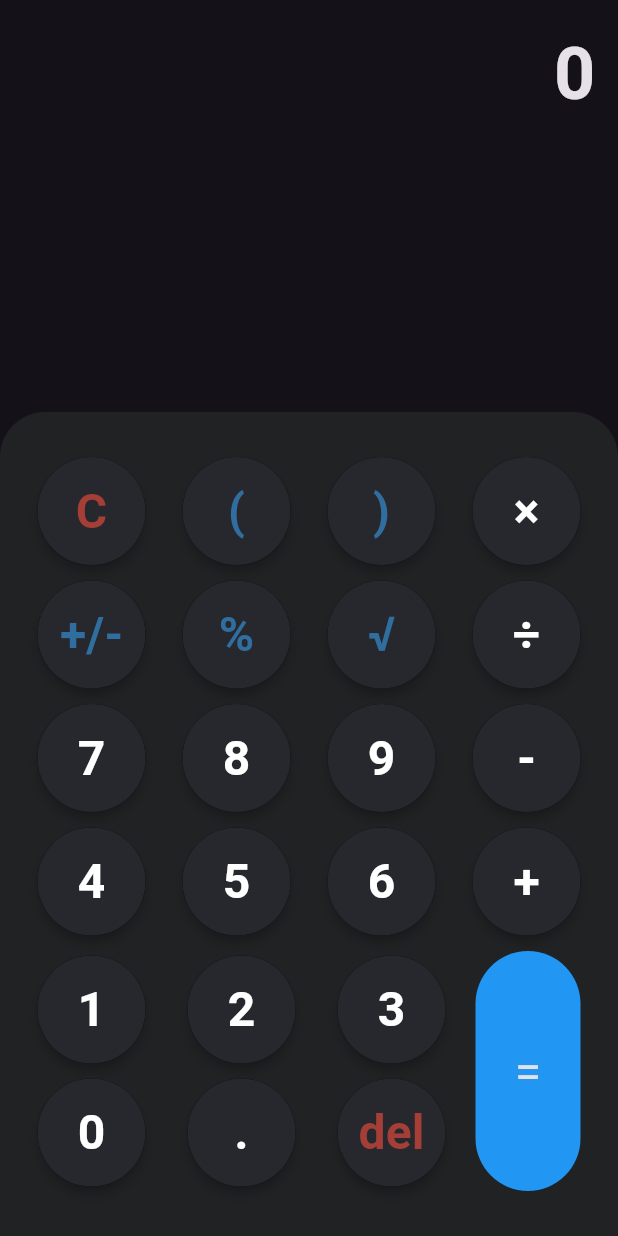
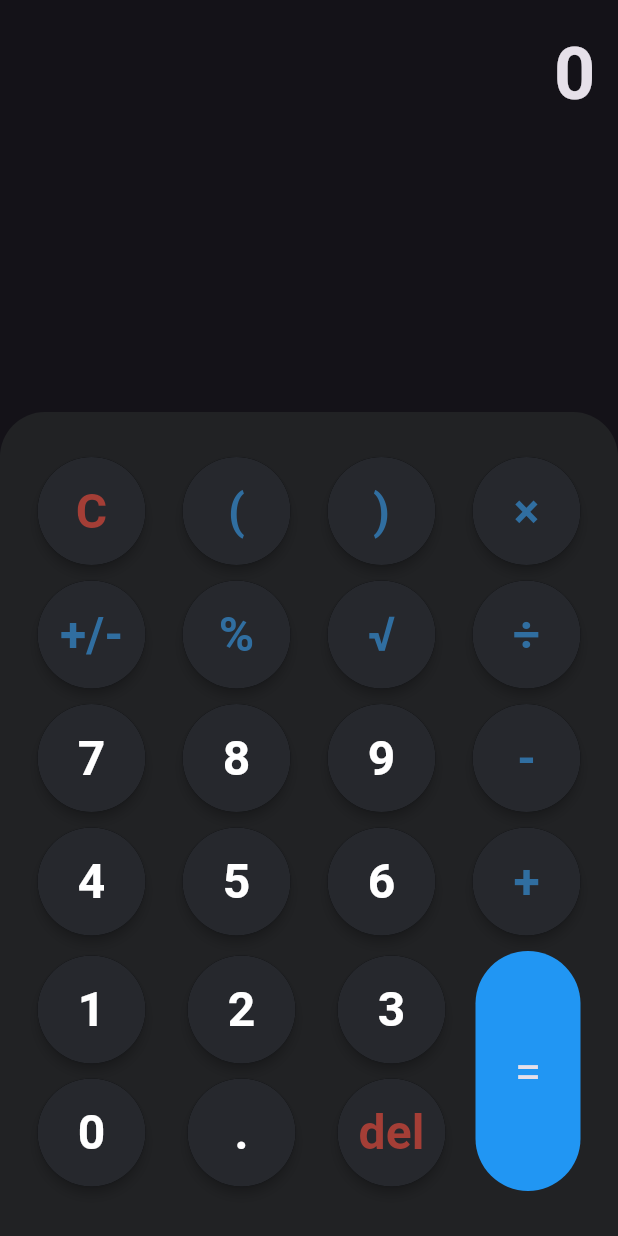
Before and after one commit to TharuHiru/flutter_calculator_project, a Flutter app: the screen it shows after launch, on a phone screen of 412 x 824 dp. Run offline on Flutter 3.47's test engine with Material 3 defaults, Android fonts, the phone set to English and light mode, and no system bars.

Commit message:
Added on pressed method to buttons

```diff
--- a/lib/buttons.dart
+++ b/lib/buttons.dart
@@ -1,4 +1,5 @@
 import 'package:flutter/material.dart';
+import 'package:flutter_application_1/calculatorLogic.dart';
 
 class Buttons extends StatelessWidget {
   // Numbers
@@ -31,17 +32,19 @@ class Buttons extends StatelessWidget {
   static const String delete = "del";
   static const String reset = "C";
   const Buttons(
-      {super.key, required this.label, this.textColor = Colors.white});
+      {super.key,
+      required this.label,
+      required this.onPressed,
+      this.textColor = Colors.white});
 
   final String label;
   final Color textColor;
+  final VoidCallback onPressed;
 
   @override
   Widget build(BuildContext context) {
     return InkWell(
-      onTap: () {
-        // Handle button tap
-      },
+      onTap: onPressed,
       child: Material(
         // material button
         elevation: 3,
@@ -64,69 +67,96 @@ class Buttons extends StatelessWidget {
   }
 
   static List<Widget> row1() => [
-        const Buttons(
+        Buttons(
             label: reset,
-          textColor: Color.fromARGB(255, 164, 62, 54),
-        ),
-        const Buttons(
+            textColor: const Color.fromARGB(255, 164, 62, 54),
+            onPressed: () => Calculatorlogic.onButtonPressed(reset)),
+        Buttons(
             label: openBr,
-          textColor: Color.fromARGB(255, 48, 110, 160),
-        ),
-        const Buttons(
+            textColor: const Color.fromARGB(255, 48, 110, 160),
+            onPressed: () => Calculatorlogic.onButtonPressed(openBr)),
+        Buttons(
             label: closeBr,
-          textColor: Color.fromARGB(255, 48, 110, 160),
-        ),
-        const Buttons(
+            textColor: const Color.fromARGB(255, 48, 110, 160),
+            onPressed: () => Calculatorlogic.onButtonPressed(closeBr)),
+        Buttons(
             label: mul,
-        ),
+            textColor: const Color.fromARGB(255, 48, 110, 160),
+            onPressed: () => Calculatorlogic.onButtonPressed(mul)),
       ];
 
   static List<Widget> row2() => [
-        const Buttons(
+        Buttons(
             label: sign,
-          textColor: Color.fromARGB(255, 48, 110, 160),
-        ),
-        const Buttons(
+            textColor: const Color.fromARGB(255, 48, 110, 160),
+            onPressed: () => Calculatorlogic.onButtonPressed(sign)),
+        Buttons(
             label: percentage,
-          textColor: Color.fromARGB(255, 48, 110, 160),
-        ),
-        const Buttons(
+            textColor: const Color.fromARGB(255, 48, 110, 160),
+            onPressed: () => Calculatorlogic.onButtonPressed(percentage)),
+        Buttons(
             label: sqrt,
-          textColor: Color.fromARGB(255, 48, 110, 160),
-        ),
-        const Buttons(
+            textColor: const Color.fromARGB(255, 48, 110, 160),
+            onPressed: () => Calculatorlogic.onButtonPressed(sqrt)),
+        Buttons(
             label: div,
-        ),
+            textColor: const Color.fromARGB(255, 48, 110, 160),
+            onPressed: () => Calculatorlogic.onButtonPressed(div)),
       ];
 
   static List<Widget> row3() => [
-        const Buttons(label: num7),
-        const Buttons(label: num8),
-        const Buttons(label: num9),
-        const Buttons(
+        Buttons(
+            label: num7,
+            onPressed: () => Calculatorlogic.onButtonPressed(num7)),
+        Buttons(
+            label: num8,
+            onPressed: () => Calculatorlogic.onButtonPressed(num8)),
+        Buttons(
+            label: num9,
+            onPressed: () => Calculatorlogic.onButtonPressed(num9)),
+        Buttons(
             label: sub,
-        ),
+            textColor: const Color.fromARGB(255, 48, 110, 160),
+            onPressed: () => Calculatorlogic.onButtonPressed(sub)),
       ];
 
   static List<Widget> row4() => [
-        const Buttons(label: num4),
-        const Buttons(label: num5),
-        const Buttons(label: num6),
-        const Buttons(
+        Buttons(
+            label: num4,
+            onPressed: () => Calculatorlogic.onButtonPressed(num4)),
+        Buttons(
+            label: num5,
+            onPressed: () => Calculatorlogic.onButtonPressed(num5)),
+        Buttons(
+            label: num6,
+            onPressed: () => Calculatorlogic.onButtonPressed(num6)),
+        Buttons(
             label: add,
-        ),
+            textColor: const Color.fromARGB(255, 48, 110, 160),
+            onPressed: () => Calculatorlogic.onButtonPressed(Buttons.reset)),
       ];
 
   static List<Widget> row5() => [
-        const Buttons(label: num1),
-        const Buttons(label: num2),
-        const Buttons(label: num3),
+        Buttons(
+            label: num1,
+            onPressed: () => Calculatorlogic.onButtonPressed(num1)),
+        Buttons(
+            label: num2,
+            onPressed: () => Calculatorlogic.onButtonPressed(num2)),
+        Buttons(
+            label: num3,
+            onPressed: () => Calculatorlogic.onButtonPressed(num3)),
       ];
 
   static List<Widget> row6() => [
-        const Buttons(label: num0),
-        const Buttons(label: dot),
-        const Buttons(
-            label: delete, textColor: Color.fromARGB(255, 164, 62, 54)),
+        Buttons(
+            label: num0,
+            onPressed: () => Calculatorlogic.onButtonPressed(num0)),
+        Buttons(
+            label: dot, onPressed: () => Calculatorlogic.onButtonPressed(dot)),
+        Buttons(
+            label: delete,
+            textColor: const Color.fromARGB(255, 164, 62, 54),
+            onPressed: () => Calculatorlogic.onButtonPressed(delete)),
       ];
 }
--- /dev/null
+++ b/lib/calculatorLogic.dart
@@ -0,0 +1,7 @@
+class Calculatorlogic {
+  String display = '0';
+  String result = '0';
+  String operator = '0';
+
+  static void onButtonPressed(String label) {}
+}
```
Lines whose indentation alone changed are shown as unchanged.
